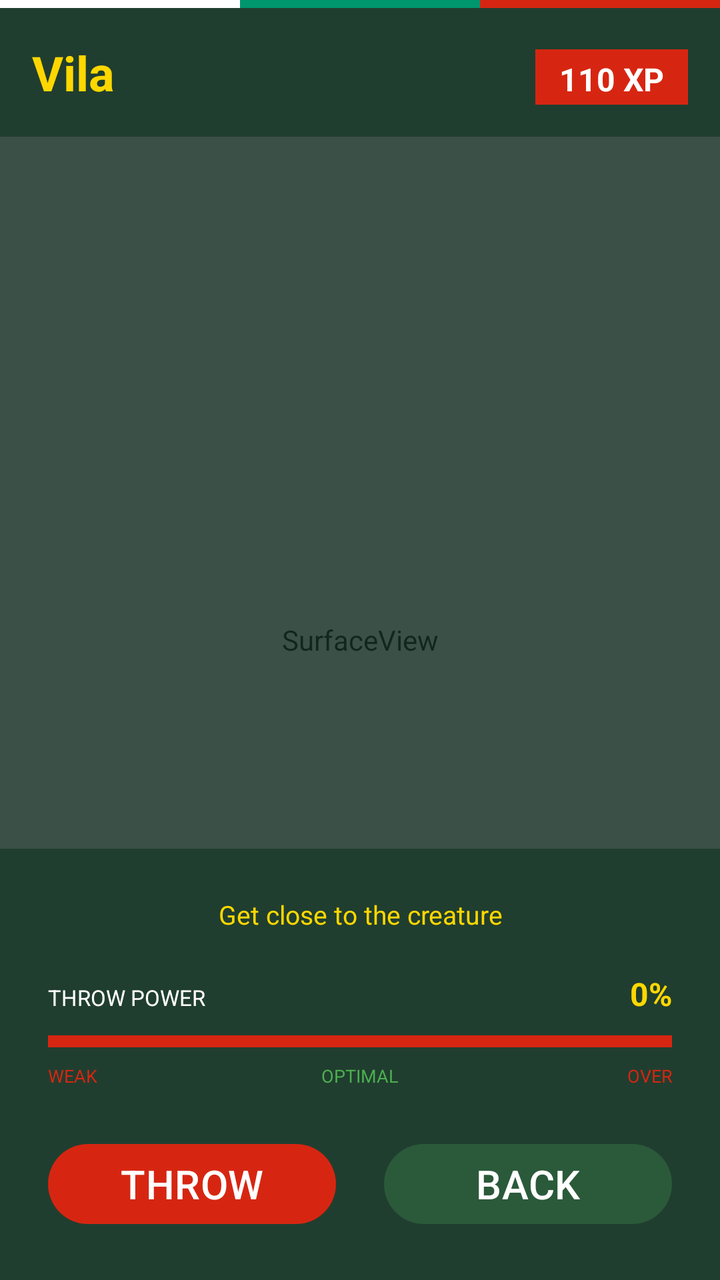
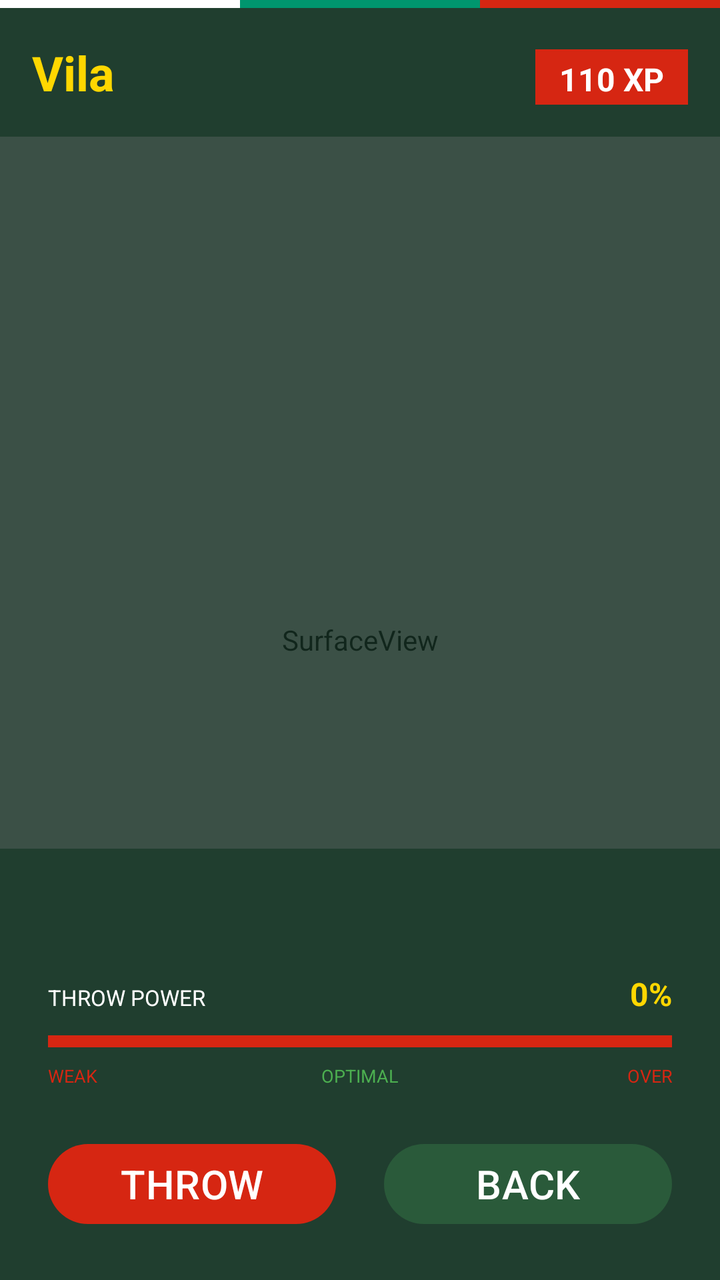

Two renders of the same Android screen: before a commit and after it. Below are the layout's source before the change and the commit's diff.
<!-- AndroidManifest.xml: application theme Theme.HuntersGame -->
<!-- res/layout/activity_ar_simple.xml -->
<?xml version="1.0" encoding="utf-8"?>
<FrameLayout xmlns:android="http://schemas.android.com/apk/res/android"
    xmlns:app="http://schemas.android.com/apk/res-auto"
    android:layout_width="match_parent"
    android:layout_height="match_parent">

    
    <SurfaceView
        android:id="@+id/surface_view"
        android:layout_width="match_parent"
        android:layout_height="match_parent" />

    
    <View
        android:layout_width="match_parent"
        android:layout_height="match_parent"
        android:background="#AA1A3A2A" />

    
    <LinearLayout
        android:layout_width="match_parent"
        android:layout_height="wrap_content"
        android:layout_gravity="top"
        android:orientation="vertical">

        
        <LinearLayout
            android:layout_width="match_parent"
            android:layout_height="wrap_content"
            android:orientation="horizontal">
            <View android:layout_width="0dp" android:layout_height="4dp" android:layout_weight="1" android:background="#FFFFFF"/>
            <View android:layout_width="0dp" android:layout_height="4dp" android:layout_weight="1" android:background="#00966E"/>
            <View android:layout_width="0dp" android:layout_height="4dp" android:layout_weight="1" android:background="#D62612"/>
        </LinearLayout>

        
        <LinearLayout
            android:layout_width="match_parent"
            android:layout_height="wrap_content"
            android:orientation="horizontal"
            android:background="#CC1A3A2A"
            android:padding="16dp"
            android:paddingTop="20dp">

            <TextView
                android:id="@+id/tv_creature_name"
                android:layout_width="0dp"
                android:layout_height="wrap_content"
                android:layout_weight="1"
                android:text="Vila"
                android:textSize="24sp"
                android:textStyle="bold"
                android:textColor="#FFD700"/>

            <TextView
                android:id="@+id/tv_creature_points"
                android:layout_width="wrap_content"
                android:layout_height="wrap_content"
                android:text="110 XP"
                android:textSize="16sp"
                android:textColor="#FFFFFF"
                android:textStyle="bold"
                android:background="#D62612"
                android:paddingLeft="12dp"
                android:paddingRight="12dp"
                android:paddingTop="4dp"
                android:paddingBottom="4dp"/>
        </LinearLayout>
    </LinearLayout>

    
    <TextView
        android:id="@+id/tv_combo"
        android:layout_width="wrap_content"
        android:layout_height="wrap_content"
        android:layout_gravity="center_horizontal"
        android:layout_marginTop="120dp"
        android:text="⚡ COMBO x3 ⚡"
        android:textSize="22sp"
        android:textStyle="bold"
        android:textColor="#FFD700"
        android:visibility="gone"
        android:padding="12dp"
        android:background="#D62612"
        android:shadowColor="#000000"
        android:shadowDx="2"
        android:shadowDy="2"
        android:shadowRadius="4"
        android:letterSpacing="0"/>
    
    <FrameLayout
        android:id="@+id/sprite_container"
        android:layout_width="match_parent"
        android:layout_height="match_parent"
        android:clipChildren="false">

        <ImageView
            android:id="@+id/creature_sprite"
            android:layout_width="200dp"
            android:layout_height="200dp"
            android:layout_gravity="center"
            android:layout_marginTop="80dp"
            android:visibility="visible"
            android:scaleType="fitCenter"/>
    </FrameLayout>

    
    <ImageView
        android:id="@+id/net_image"
        android:layout_width="64dp"
        android:layout_height="64dp"
        android:src="@drawable/net_icon"
        android:visibility="gone"
        android:scaleType="fitCenter"/>

    
    <LinearLayout
        android:id="@+id/bottom_panel"
        android:layout_width="match_parent"
        android:layout_height="wrap_content"
        android:layout_gravity="bottom"
        android:orientation="vertical"
        android:background="#CC1A3A2A"
        android:padding="24dp">

        <TextView
            android:id="@+id/tv_ar_status"
            android:layout_width="match_parent"
            android:layout_height="wrap_content"
            android:text="Get close to the creature"
            android:textSize="13sp"
            android:textColor="#FFD700"
            android:gravity="center"
            android:layout_marginBottom="20dp"/>

        
        <LinearLayout
            android:layout_width="match_parent"
            android:layout_height="wrap_content"
            android:orientation="vertical"
            android:layout_marginBottom="24dp">

            <LinearLayout
                android:layout_width="match_parent"
                android:layout_height="wrap_content"
                android:orientation="horizontal"
                android:layout_marginBottom="10dp">

                <TextView
                    android:layout_width="0dp"
                    android:layout_height="wrap_content"
                    android:layout_weight="1"
                    android:text="THROW POWER"
                    android:textSize="11sp"
                    android:textColor="#FFFFFF"/>

                <TextView
                    android:id="@+id/power_meter_text"
                    android:layout_width="wrap_content"
                    android:layout_height="wrap_content"
                    android:text="0%"
                    android:textSize="16sp"
                    android:textColor="#FFD700"
                    android:textStyle="bold"/>
            </LinearLayout>

            <FrameLayout
                android:layout_width="match_parent"
                android:layout_height="6dp"
                android:background="#333333">

                <View
                    android:id="@+id/power_bar"
                    android:layout_width="match_parent"
                    android:layout_height="match_parent"
                    android:background="#D62612"/>
            </FrameLayout>

            <LinearLayout
                android:layout_width="match_parent"
                android:layout_height="wrap_content"
                android:orientation="horizontal"
                android:layout_marginTop="8dp">

                <TextView
                    android:layout_width="0dp"
                    android:layout_height="wrap_content"
                    android:layout_weight="1"
                    android:text="WEAK"
                    android:textSize="9sp"
                    android:textColor="#D62612"/>

                <TextView
                    android:layout_width="0dp"
                    android:layout_height="wrap_content"
                    android:layout_weight="1"
                    android:text="OPTIMAL"
                    android:textSize="9sp"
                    android:textColor="#4CAF50"
                    android:gravity="center"/>

                <TextView
                    android:layout_width="0dp"
                    android:layout_height="wrap_content"
                    android:layout_weight="1"
                    android:text="OVER"
                    android:textSize="9sp"
                    android:textColor="#D62612"
                    android:gravity="end"/>
            </LinearLayout>
        </LinearLayout>

        
        <LinearLayout
            android:layout_width="match_parent"
            android:layout_height="wrap_content"
            android:orientation="horizontal">

            <Button
                android:id="@+id/btn_throw"
                android:layout_width="0dp"
                android:layout_height="48dp"
                android:layout_weight="1"
                android:text="THROW"
                android:textSize="20sp"
                android:textColor="#FFFFFF"
                app:backgroundTint="#D62612"
                android:layout_marginEnd="12dp"/>

            <Button
                android:id="@+id/btn_ar_back"
                android:layout_width="0dp"
                android:layout_height="48dp"
                android:layout_weight="1"
                android:text="BACK"
                android:textSize="20sp"
                android:textColor="#FFFFFF"
                app:backgroundTint="#2A5A3A"
                android:layout_marginStart="12dp"/>
        </LinearLayout>

    </LinearLayout>

</FrameLayout>
<!-- resources referenced by this layout -->
<resources>
  <!-- drawable net_icon: vector/xml drawable (drawable, 2488 chars, omitted) -->
  <style name="Theme.HuntersGame" parent="Base.Theme.HuntersGame" />
  <style name="Base.Theme.HuntersGame" parent="Theme.Material3.DayNight.NoActionBar">
          
          
      </style>
</resources>

<!-- the commit's change to res/layout/activity_ar_simple.xml (unified diff, before → after) -->
@@ -4,26 +4,22 @@
     android:layout_width="match_parent"
     android:layout_height="match_parent">
 
-    
     <SurfaceView
         android:id="@+id/surface_view"
         android:layout_width="match_parent"
         android:layout_height="match_parent" />
 
-    
     <View
         android:layout_width="match_parent"
         android:layout_height="match_parent"
         android:background="#AA1A3A2A" />
 
-    
     <LinearLayout
         android:layout_width="match_parent"
         android:layout_height="wrap_content"
         android:layout_gravity="top"
         android:orientation="vertical">
 
-        
         <LinearLayout
             android:layout_width="match_parent"
             android:layout_height="wrap_content"
@@ -33,7 +29,6 @@
             <View android:layout_width="0dp" android:layout_height="4dp" android:layout_weight="1" android:background="#D62612"/>
         </LinearLayout>
 
-        
         <LinearLayout
             android:layout_width="match_parent"
             android:layout_height="wrap_content"
@@ -68,7 +63,6 @@
         </LinearLayout>
     </LinearLayout>
 
-    
     <TextView
         android:id="@+id/tv_combo"
         android:layout_width="wrap_content"
@@ -87,7 +81,6 @@
         android:shadowDy="2"
         android:shadowRadius="4"
         android:letterSpacing="0"/>
-    
     <FrameLayout
         android:id="@+id/sprite_container"
         android:layout_width="match_parent"
@@ -104,7 +97,6 @@
             android:scaleType="fitCenter"/>
     </FrameLayout>
 
-    
     <ImageView
         android:id="@+id/net_image"
         android:layout_width="64dp"
@@ -113,7 +105,6 @@
         android:visibility="gone"
         android:scaleType="fitCenter"/>
 
-    
     <LinearLayout
         android:id="@+id/bottom_panel"
         android:layout_width="match_parent"
@@ -127,13 +118,11 @@
             android:id="@+id/tv_ar_status"
             android:layout_width="match_parent"
             android:layout_height="wrap_content"
-            android:text="Get close to the creature"
             android:textSize="13sp"
             android:textColor="#FFD700"
             android:gravity="center"
             android:layout_marginBottom="20dp"/>
 
-        
         <LinearLayout
             android:layout_width="match_parent"
             android:layout_height="wrap_content"
@@ -210,7 +199,6 @@
             </LinearLayout>
         </LinearLayout>
 
-        
         <LinearLayout
             android:layout_width="match_parent"
             android:layout_height="wrap_content"
<!-- resource entries referenced after the edit -->
@@ -1,6 +1,6 @@
 <!-- resources referenced by this layout -->
 <resources>
-  <!-- drawable net_icon: vector/xml drawable (drawable, 2488 chars, omitted) -->
+  <!-- drawable net_icon: vector/xml drawable (drawable, 2458 chars, omitted) -->
   <style name="Theme.HuntersGame" parent="Base.Theme.HuntersGame" />
   <style name="Base.Theme.HuntersGame" parent="Theme.Material3.DayNight.NoActionBar">
           
